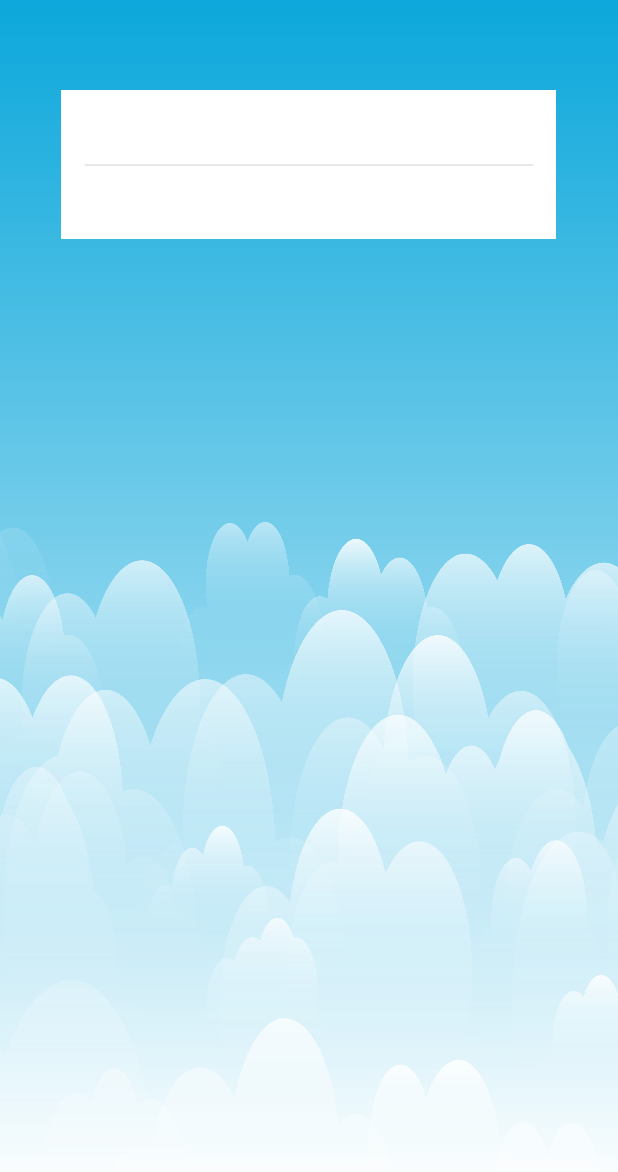
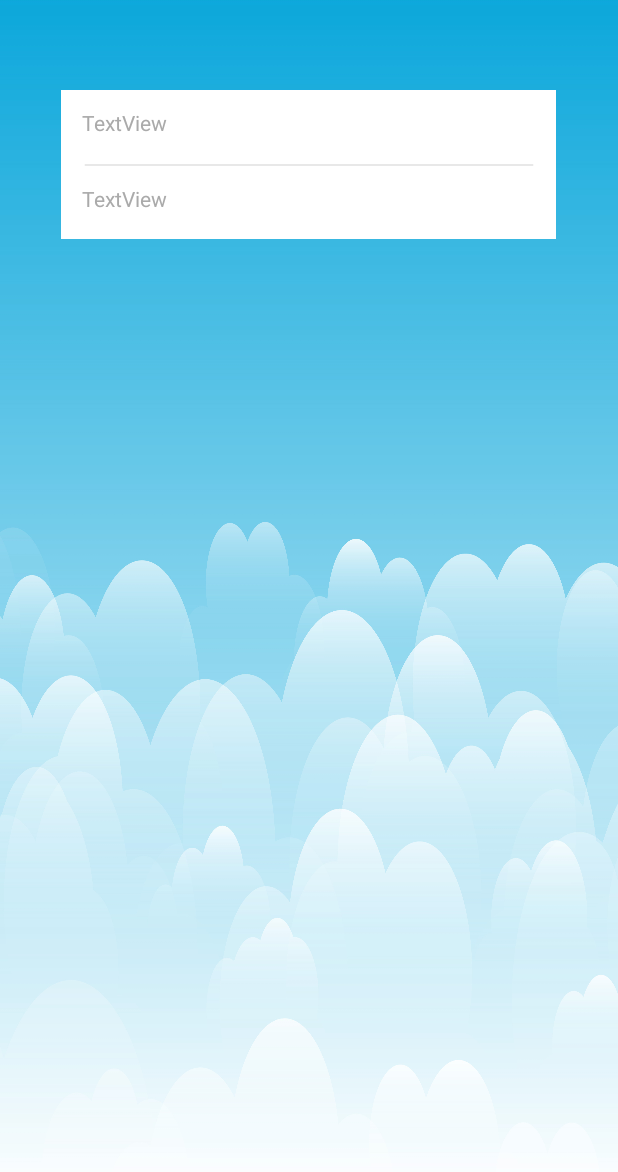
Before and after one commit to FrencysDouble/FLSApp-Java-Mobile-Application-, an Android app: the MainMenuActivity screen opened directly, with no data from a screen before it, on a phone screen of 412 x 824 dp. Shown: the top 1172 px of the screen. Run offline under Robolectric (Android 15) with nearby library versions, the phone set to English and light mode, and no system bars.

Commit message:
Dialog Closing and Parsing data to MainMenu

```diff
--- a/app/src/main/java/com/mycompany/flsapp/MainMenuActivity.java
+++ b/app/src/main/java/com/mycompany/flsapp/MainMenuActivity.java
@@ -2,22 +2,60 @@ package com.mycompany.flsapp;
 
 import android.os.Bundle;
 import android.view.View;
+import android.widget.TextView;
 
 import androidx.appcompat.app.AppCompatActivity;
 
+import com.mycompany.flsapp.API.DataMerging;
 import com.mycompany.flsapp.Fragments.BottomSheetFragment;
+import com.mycompany.flsapp.Interfaces.ItemClickListener;
 
-public class MainMenuActivity extends AppCompatActivity {
+public class MainMenuActivity extends AppCompatActivity implements ItemClickListener {
 
     BottomSheetFragment bottomSheetFragment = new BottomSheetFragment();
+    TextView txtOut;
+    TextView txtIn;
+    View view;
+    View view2;
+    int clickedViewId = -1;
+
 
     @Override
     protected void onCreate(Bundle savedInstanceState) {
         super.onCreate(savedInstanceState);
         setContentView(R.layout.activity_main_menu);
+        init();
     }
 
+    public void init()
+    {
+        this.txtIn = findViewById(R.id.txtCityIn);
+        this.txtOut = findViewById(R.id.txtCityOut);
+        this.view = findViewById(R.id.view);
+        this.view2 = findViewById(R.id.view2);
+    }
+
+
     public void OpenSearch(View view) {
-        bottomSheetFragment.show(getSupportFragmentManager(), "dialogFragment");
+        if (this.view.getId() == view.getId()) {
+            this.clickedViewId = view.getId(); // Сохраняем id View на которую кликнули
+        }
+        else if(this.view2.getId() == view.getId())
+        {
+            this.clickedViewId = view2.getId();
+        }
+            bottomSheetFragment.show(getSupportFragmentManager(), "dialogFragment");
+    }
+
+    @Override
+    public void onItemClick(DataMerging.Data data) {
+        bottomSheetFragment.dismiss();
+        if (clickedViewId == R.id.view) {
+            // Клик был на view
+            txtOut.setText(data.getCityName());
+        } else if (clickedViewId == R.id.view2) {
+            // Клик был на view2
+            txtIn.setText(data.getCityName());
+        }
     }
 }
--- a/app/src/main/res/layout/activity_main_menu.xml
+++ b/app/src/main/res/layout/activity_main_menu.xml
@@ -52,6 +52,17 @@
         app:layout_constraintVertical_bias="0.0"
         tools:targetApi="m" />
 
+    <TextView
+        android:id="@+id/txtCityOut"
+        android:layout_width="302dp"
+        android:layout_height="25dp"
+        android:text="TextView"
+        android:textColor="@android:color/darker_gray"
+        app:layout_constraintBottom_toTopOf="@+id/line_2"
+        app:layout_constraintEnd_toEndOf="@+id/view"
+        app:layout_constraintStart_toStartOf="@+id/view"
+        app:layout_constraintTop_toTopOf="@+id/rectangle_1" />
+
     <View
         android:id="@+id/view2"
         android:layout_width="330dp"
@@ -68,4 +79,15 @@
         app:layout_constraintTop_toTopOf="@+id/rectangle_1"
         app:layout_constraintVertical_bias="1.0" />
 
+    <TextView
+        android:id="@+id/txtCityIn"
+        android:layout_width="302dp"
+        android:layout_height="25dp"
+        android:text="TextView"
+        android:textColor="@android:color/darker_gray"
+        app:layout_constraintBottom_toBottomOf="@+id/rectangle_1"
+        app:layout_constraintEnd_toEndOf="@+id/view2"
+        app:layout_constraintStart_toStartOf="@+id/view2"
+        app:layout_constraintTop_toBottomOf="@+id/line_2" />
+
 </androidx.constraintlayout.widget.ConstraintLayout>
--- a/app/src/main/res/layout/airport_item.xml
+++ b/app/src/main/res/layout/airport_item.xml
@@ -13,7 +13,6 @@
         android:clickable="true"
         android:focusable="true"
         android:foreground="@drawable/ripple_animation"
-        android:onClick="Selected"
         app:layout_constraintBottom_toBottomOf="parent"
         app:layout_constraintEnd_toEndOf="parent"
         app:layout_constraintHorizontal_bias="0.493"
```
Also changed, not shown: app/src/main/java/com/mycompany/flsapp/Adapters/AirportAdapter.java (+34 -5 lines), app/src/main/java/com/mycompany/flsapp/Fragments/BottomSheetFragment.java (+28 -5 lines).
